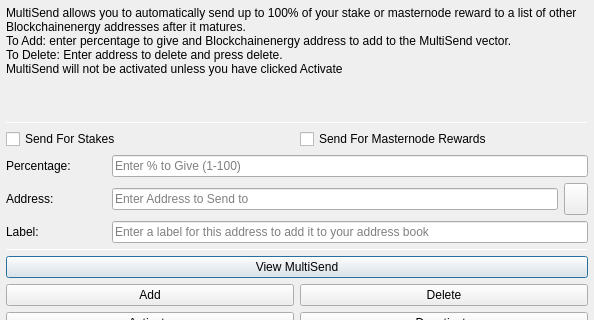
First picture: the form in src/qt/forms/multisenddialog.ui, repository BlockchainEnergyProject/BlockchainEnergy, before the edit; both pictures show x 0 to 594 and y 0 to 320 of the 594 by 526 pixel window.
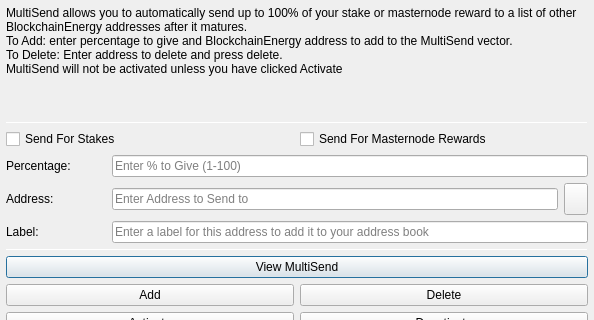
Second picture: the form after the edit. Icons and pictures are not drawn.

```diff
--- a/src/qt/forms/multisenddialog.ui
+++ b/src/qt/forms/multisenddialog.ui
@@ -28,8 +28,8 @@
         <number>1</number>
        </property>
        <property name="text">
-        <string>MultiSend allows you to automatically send up to 100% of your stake or masternode reward to a list of other Blockchainenergy addresses after it matures.
-To Add: enter percentage to give and Blockchainenergy address to add to the MultiSend vector.
+        <string>MultiSend allows you to automatically send up to 100% of your stake or masternode reward to a list of other BlockchainEnergy addresses after it matures.
+To Add: enter percentage to give and BlockchainEnergy address to add to the MultiSend vector.
 To Delete: Enter address to delete and press delete.
 MultiSend will not be activated unless you have clicked Activate</string>
        </property>
```
